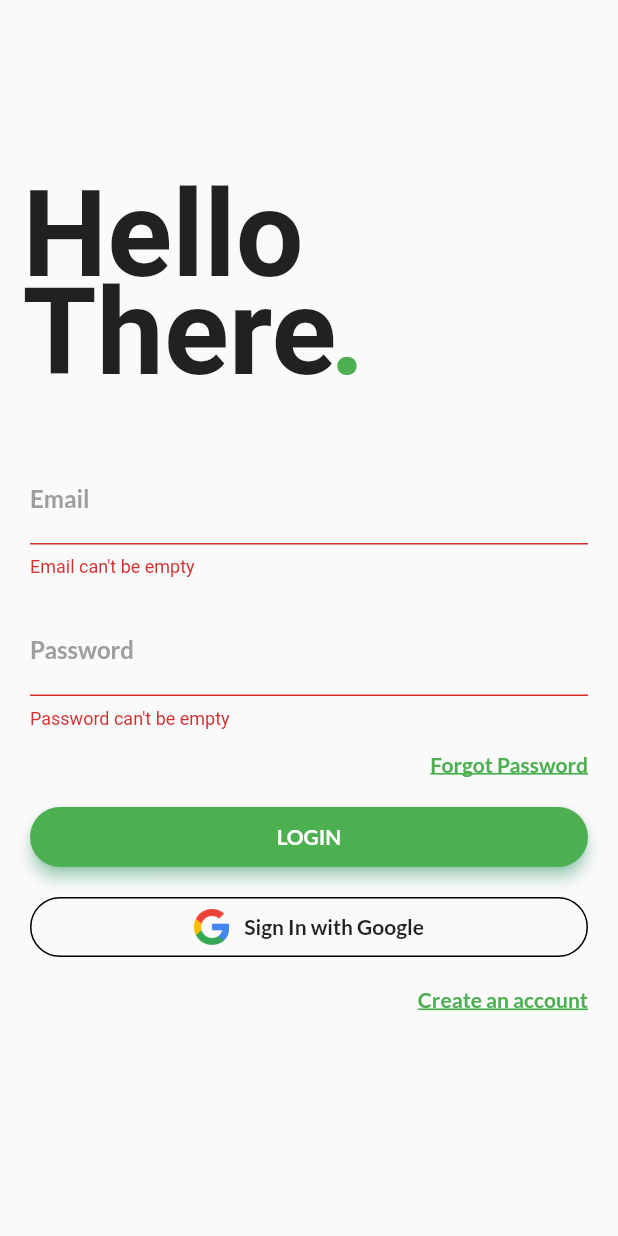
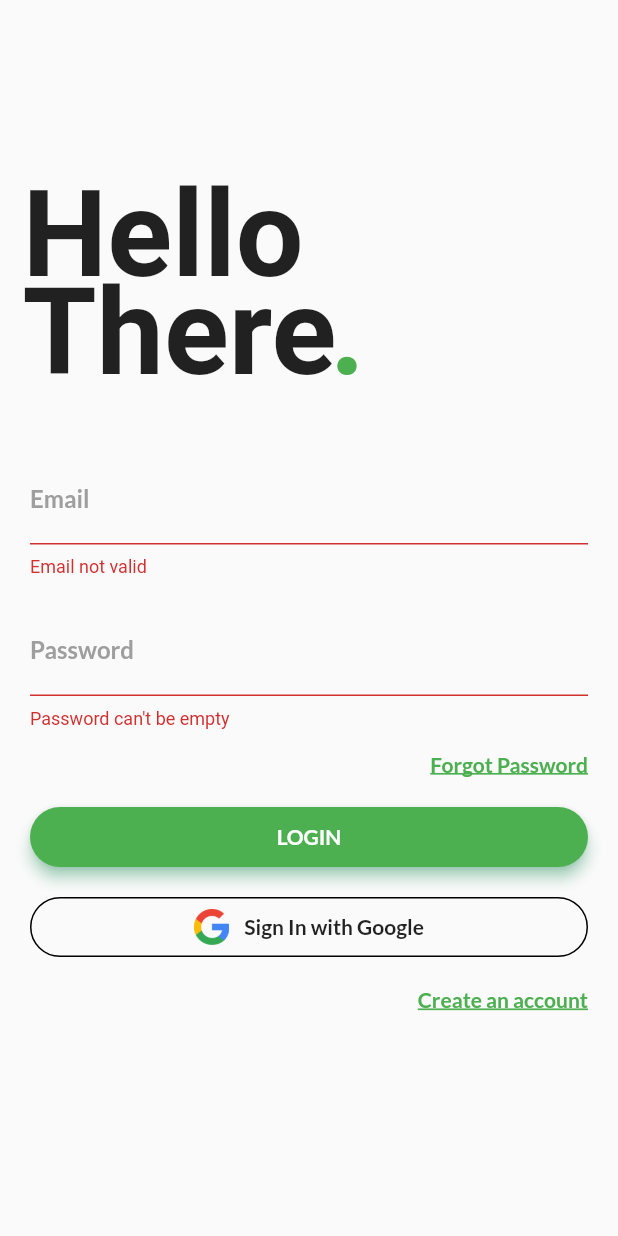
Before and after one commit to oppenheimerm/FlutterBaseAuthLib, a Flutter app: the screen it shows after launch, after a tap on "LOGIN", on a phone screen of 412 x 824 dp. Run offline on Flutter 3.47's test engine with Material 2 defaults, Android fonts, the phone set to English and light mode, and no system bars; our stand-ins replace firebase_auth, google_sign_in; accounts and stored records are empty.

Commit message:
form validation/ authservice update

```diff
--- a/lib/pages/login_page.dart
+++ b/lib/pages/login_page.dart
@@ -2,19 +2,8 @@ import 'package:flutter/material.dart';
 import 'package:base_auth_lib/services/auth_service.dart';
 import 'package:base_auth_lib/services/auth_provider.dart';
 import 'package:base_auth_lib/models/user.dart';
+import 'package:base_auth_lib/services/form_validation.dart';
 
-class EmailFieldValidator {
-  //  Note method is 'static' and thus does not require instantiation
-  static String validate(String value) {
-    return value.isEmpty ? 'Email can\'t be empty' : null;
-  }
-}
-
-class PasswordFieldValidator {
-  static String validate(String value) {
-    return value.isEmpty ? 'Password can\'t be empty' : null;
-  }
-}
 
 class LoginPage extends StatefulWidget {
   const LoginPage({this.onSignedIn});
@@ -32,9 +21,20 @@ enum FormType {
 class _LoginPageState extends State<LoginPage> {
   final GlobalKey<FormState> formKey = GlobalKey<FormState>();
 
+
   String _email;
   String _password;
+  String _displayName;
   FormType _formType = FormType.login;
+  //  ‘autovalidate’ is used to validate the input as soon as we enter the data.
+  //  Initially it is set it to false.  The reason that it is initially set to
+  //  false, is because when the user opens the form, all the fields will by
+  //  default empty, and an empty field is invalid. We don’t want to show such
+  //  an invalid error.
+  //
+  //  Once the user submits the form, if there are any validation error then
+  //  we'll start validating the input automatically by updating _autoValidate to true.
+  bool _autoValidate = false;
 
   bool validateAndSave() {
     final FormState form = formKey.currentState;
@@ -54,7 +54,7 @@ class _LoginPageState extends State<LoginPage> {
           final User _user = await authService.signInWithEmailAndPassword(_email, _password);
           print('Signed in: ${_user.uid}');
         } else {
-          final User _user = await authService.createUserWithEmailAndPassword(_email, _password);
+          final User _user = await authService.createUserWithEmailAndPassword(_email, _password, _displayName);
           print('Registered user: ${_user.uid}');
         }
         widget.onSignedIn();
@@ -92,7 +92,7 @@ class _LoginPageState extends State<LoginPage> {
   @override
   Widget build(BuildContext context) {
     return Scaffold(
-      resizeToAvoidBottomInset: false,
+      //resizeToAvoidBottomInset: false,
       body: ListView(
         children: <Widget>[
           //  Hero title
@@ -120,6 +120,7 @@ class _LoginPageState extends State<LoginPage> {
             padding: EdgeInsets.only(top: 35.0, left: 20.0, right: 20.0),
             child: Form(
               key:formKey,
+              autovalidate: _autoValidate,
               child: Column(
                 children: buildInputs() + buildSubmitButtons(),
               ),
@@ -132,6 +133,9 @@ class _LoginPageState extends State<LoginPage> {
   }
 
   List<Widget> buildInputs() {
+
+
+    if (_formType == FormType.register) {
       return <Widget>[
         //  Email entry
         TextFormField(
@@ -166,6 +170,23 @@ class _LoginPageState extends State<LoginPage> {
           onSaved: (String value) => _password = value,
         ),
 
+        SizedBox(height:20.0),
+        TextFormField(
+          key: Key('displayname'),
+          decoration: InputDecoration(labelText: 'Display name', labelStyle: TextStyle(
+              fontFamily: 'Lato',
+              fontWeight: FontWeight.bold,
+              color: Colors.grey
+          ),
+              focusedBorder: UnderlineInputBorder(
+                  borderSide: BorderSide(color: Colors.green)
+              )),
+          validator: DisplayNameValidator.validate,
+          onSaved: (String value) => _displayName = value,
+        ),
+
+
+
         Container(
           alignment: Alignment(1.0, 0.0),
           padding: EdgeInsets.only(top:15.0, left: 20.0),
@@ -179,8 +200,57 @@ class _LoginPageState extends State<LoginPage> {
           ),
         ),
         SizedBox(height: 20.0),
+      ];
+    }else{
+      return <Widget>[
+        //  Email entry
+        TextFormField(
+          key: Key('email'),
+          decoration: InputDecoration(labelText: 'Email', labelStyle: TextStyle(
+              fontFamily: 'Lato',
+              fontWeight: FontWeight.bold,
+              color: Colors.grey
+          ),
+            //style focus underline colour
+            focusedBorder: UnderlineInputBorder(
+                borderSide: BorderSide(color: Colors.green)
+            ),
+          ),
+          validator: EmailFieldValidator.validate /*longhand version - (value) => EmailFieldValidator.validate(value)*/,
+          onSaved: (String value) => _email = value,
+        ),
+        SizedBox(height:20.0),
+        //  Password entry
+        TextFormField(
+          key: Key('password'),
+          decoration: InputDecoration(labelText: 'Password', labelStyle: TextStyle(
+              fontFamily: 'Lato',
+              fontWeight: FontWeight.bold,
+              color: Colors.grey
+          ),
+              focusedBorder: UnderlineInputBorder(
+                  borderSide: BorderSide(color: Colors.green)
+              )),
+          obscureText: true,
+          validator: PasswordFieldValidator.validate,
+          onSaved: (String value) => _password = value,
+        ),
+        Container(
+          alignment: Alignment(1.0, 0.0),
+          padding: EdgeInsets.only(top:15.0, left: 20.0),
+          child: InkWell(
+            child: Text('Forgot Password',
+              style: TextStyle(color: Colors.green,
+                  fontWeight: FontWeight.bold,
+                  fontFamily: 'Lato',
+                  decoration: TextDecoration.underline),),
+            onTap: (){},
+          ),
+        ),
+        SizedBox(height: 20.0),
+      ];
+    }
 
-    ];
   }
 
   List<Widget> buildSubmitButtons() {
--- a/lib/services/auth_service.dart
+++ b/lib/services/auth_service.dart
@@ -5,7 +5,7 @@ abstract class AuthService {
   Future<User> currentUser();
   Future<User> signInAnonymously();
   Future<User> signInWithEmailAndPassword(String email, String password);
-  Future<User> createUserWithEmailAndPassword(String email, String password);
+  Future<User> createUserWithEmailAndPassword(String email, String password,String username);
   Future<void> sendPasswordResetEmail(String email);
   Future<User> signInWithEmailAndLink({String email, String link});
   Future<bool> isSignInWithEmailLink(String link);
--- /dev/null
+++ b/lib/services/form_validation.dart
@@ -0,0 +1,36 @@
+class EmailFieldValidator {
+
+  static Pattern pattern =
+      r'^(([^<>()[\]\\.,;:\s@\"]+(\.[^<>()[\]\\.,;:\s@\"]+)*)|(\".+\"))@((\[[0-9]{1,3}\.[0-9]{1,3}\.[0-9]{1,3}\.[0-9]{1,3}\])|(([a-zA-Z\-0-9]+\.)+[a-zA-Z]{2,}))$';
+  static RegExp regex = new RegExp(pattern);
+
+
+  static String validate(String value) {
+    //return value.isEmpty ? 'Email can\'t be empty' : null;
+    if((value.isEmpty) || (!regex.hasMatch(value)))
+    {
+      return 'Email not valid';
+    }
+    else{
+      return null;
+    }
+  }
+
+}
+
+class PasswordFieldValidator {
+  static String validate(String value) {
+    return value.isEmpty ? 'Password can\'t be empty' : null;
+  }
+}
+
+class DisplayNameValidator{
+  static int minDisplayLength = 4;
+  static String validate(String value){
+    if((value.length < minDisplayLength) ||(value.isEmpty)) {
+      return 'Display name field must be more than $minDisplayLength characters';
+    }else{
+      return null;
+    }
+  }
+}
```
Also changed, not shown: lib/pages/profile_page.dart (+31 -2 lines), lib/services/auth.dart (+12 -2 lines). Lines whose indentation alone changed are shown as unchanged.
